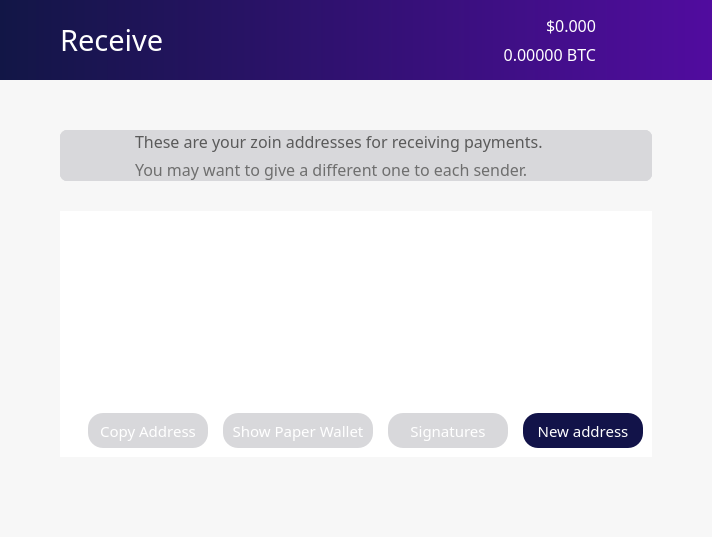
First picture: the form in src/qt/forms/winforms/receivecoinsdialog.ui, repository noirofficial/noir, before the edit.
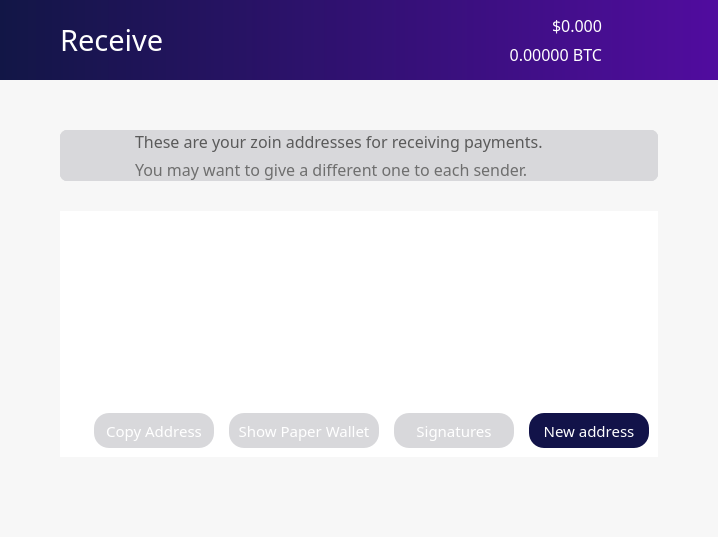
Second picture: the form after the edit. Icons and pictures are not drawn.

Diff of the .ui file:
```diff
--- a/src/qt/forms/winforms/receivecoinsdialog.ui
+++ b/src/qt/forms/winforms/receivecoinsdialog.ui
@@ -6,7 +6,7 @@
    <rect>
     <x>0</x>
     <y>0</y>
-    <width>712</width>
+    <width>718</width>
     <height>537</height>
    </rect>
   </property>
```
Left out of the diff: 6 changed lines with no effect on the pictures.
